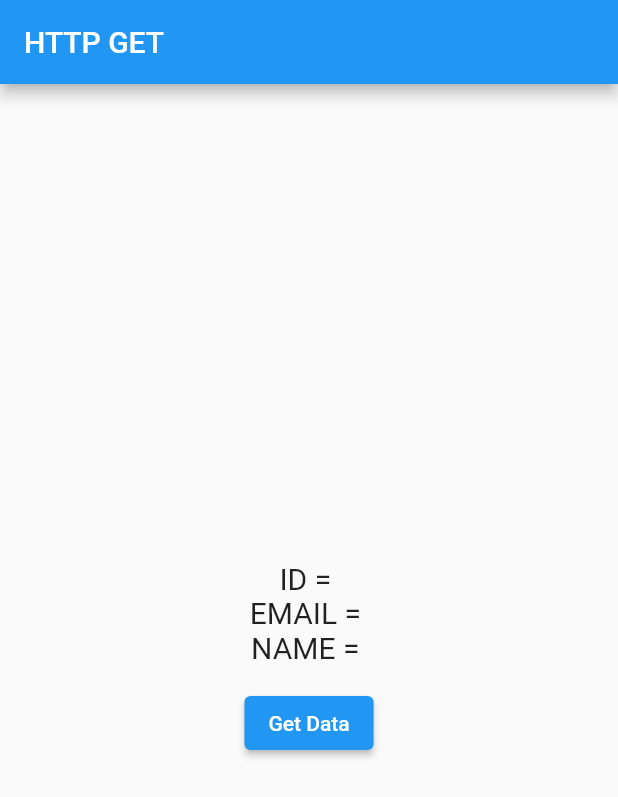
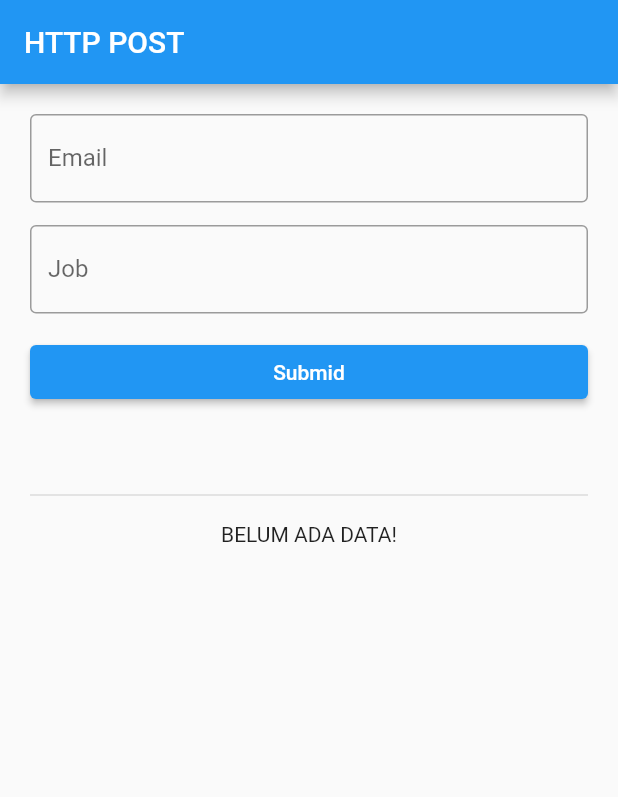
Before and after one commit to ryandiaziz/flutter_http_test, a Flutter app: the screen it shows after launch, on a phone screen of 412 x 824 dp. Shown: the top 797 px of the screen. Run offline on Flutter 3.47's test engine with Material 2 defaults, Android fonts, the phone set to English and light mode, and no system bars.

Commit message:
added http post class

```diff
--- /dev/null
+++ b/lib/http_post.dart
@@ -0,0 +1,79 @@
+import 'dart:convert';
+
+import 'package:flutter/material.dart';
+import 'package:http/http.dart' as http;
+
+class HttpPost extends StatefulWidget {
+  const HttpPost({Key? key}) : super(key: key);
+
+  @override
+  State<HttpPost> createState() => _HttpPostState();
+}
+
+class _HttpPostState extends State<HttpPost> {
+  TextEditingController namaC = TextEditingController();
+  TextEditingController jobC = TextEditingController();
+  String hasilResponse = "BELUM ADA DATA!";
+
+  @override
+  Widget build(BuildContext context) {
+    return Scaffold(
+      appBar: AppBar(
+        title: const Text(
+          "HTTP POST",
+        ),
+      ),
+      body: ListView(
+        padding: const EdgeInsets.all(20),
+        children: [
+          TextField(
+            controller: namaC,
+            autocorrect: false,
+            keyboardType: TextInputType.text,
+            decoration: const InputDecoration(
+              border: OutlineInputBorder(),
+              labelText: "Email",
+            ),
+          ),
+          const SizedBox(height: 15),
+          TextField(
+            controller: jobC,
+            autocorrect: false,
+            keyboardType: TextInputType.text,
+            decoration: const InputDecoration(
+              border: OutlineInputBorder(),
+              labelText: "Job",
+            ),
+          ),
+          const SizedBox(height: 15),
+          ElevatedButton(
+            onPressed: () async {
+              var response = await http.post(
+                Uri.parse("https://reqres.in/api/users"),
+                body: {
+                  "name": namaC.text,
+                  "job": jobC.text,
+                },
+              );
+              Map<String, dynamic> dataRespon =
+                  json.decode(response.body) as Map<String, dynamic>;
+              // print(dataRespon["name"]);
+              setState(() {
+                hasilResponse = "${dataRespon['name']} - ${dataRespon['job']}";
+              });
+            },
+            child: const Text("Submid"),
+          ),
+          const SizedBox(height: 50),
+          const Divider(
+            thickness: 1,
+          ),
+          const SizedBox(height: 10),
+          Center(
+            child: Text(hasilResponse),
+          ),
+        ],
+      ),
+    );
+  }
+}
--- a/lib/main.dart
+++ b/lib/main.dart
@@ -1,5 +1,6 @@
 import 'package:flutter/material.dart';
 import 'package:flutter_http_test/http_get.dart';
+import 'package:flutter_http_test/http_post.dart';
 
 void main() {
   runApp(const MyApp());
@@ -11,7 +12,7 @@ class MyApp extends StatelessWidget {
   @override
   Widget build(BuildContext context) {
     return const MaterialApp(
-      home: HttpGet(),
+      home: HttpPost(),
     );
   }
 }
```
